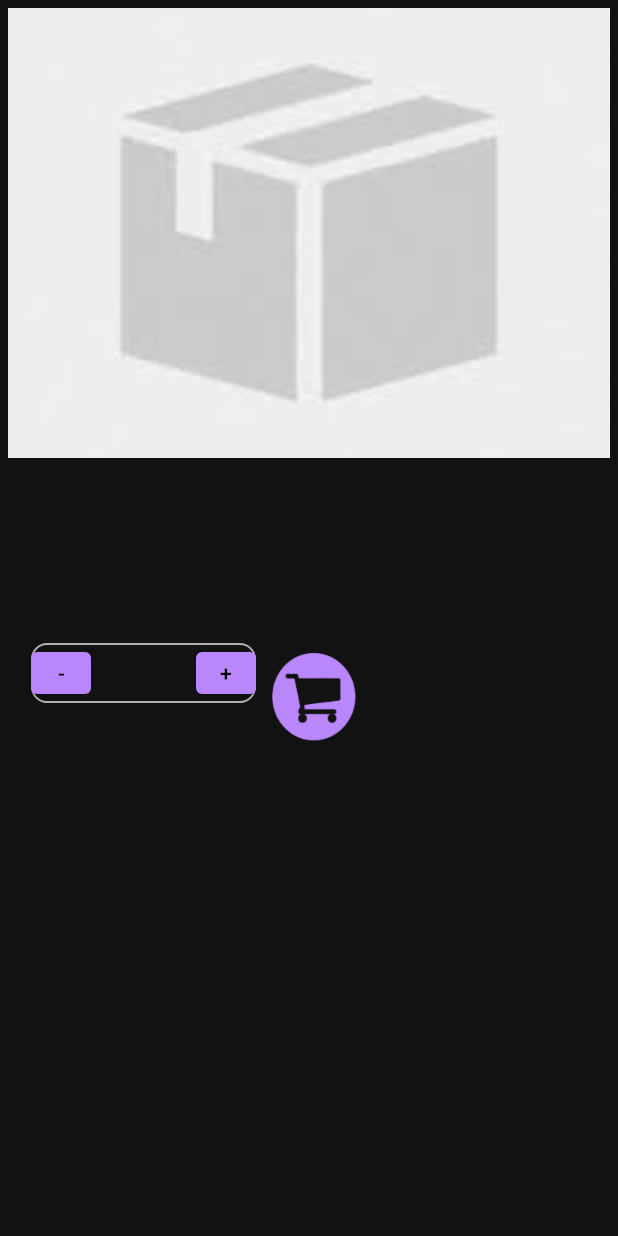
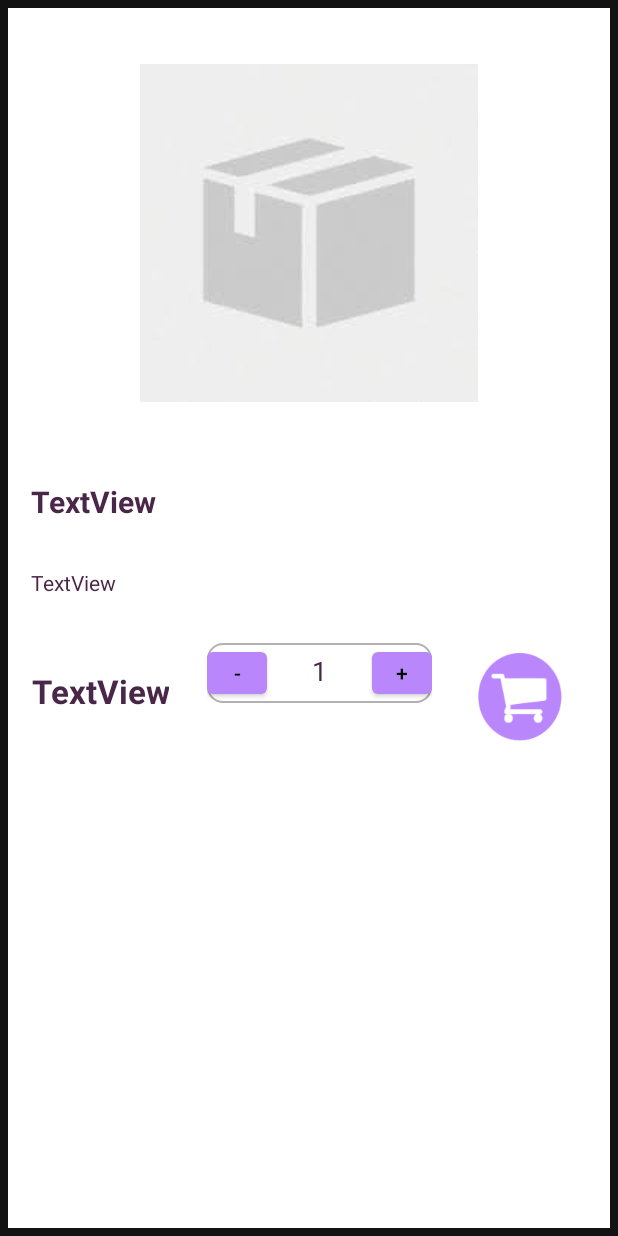
Before and after one commit to datbat001/GreenCo-Concurso, an Android app: the Verproducto screen opened directly, with no data from a screen before it, on a phone screen of 412 x 824 dp. Run offline under Robolectric (Android 15) with nearby library versions, the phone set to English and light mode, and no system bars; network calls fail; Roboto replaces fonts that are not available here.

```diff
--- a/GreenCo/app/src/main/java/com/itz/isc/greenco/Carrito/carrito.java
+++ b/GreenCo/app/src/main/java/com/itz/isc/greenco/Carrito/carrito.java
@@ -11,6 +11,6 @@ public class carrito extends AppCompatActivity {
     protected void onCreate(Bundle savedInstanceState) {
 
         super.onCreate(savedInstanceState);
-        setContentView(R.layout.activity_carrito);
+        setContentView(R.layout.activity_carrito2);
     }
 }
--- a/GreenCo/app/src/main/java/com/itz/isc/greenco/Verproducto.java
+++ b/GreenCo/app/src/main/java/com/itz/isc/greenco/Verproducto.java
@@ -13,7 +13,7 @@ public class Verproducto extends AppCompatActivity {
         super.onCreate(savedInstanceState);
         setContentView(R.layout.activity_verproducto);
 
-        String name = getIntent().getStringExtra("productName");
+        /*String name = getIntent().getStringExtra("productName");
         String productDesc = getIntent().getStringExtra("productName");
         String productPrice = getIntent().getStringExtra("productName");
         String imageProduct = getIntent().getStringExtra("productName");
@@ -26,6 +26,6 @@ public class Verproducto extends AppCompatActivity {
         nameProd.setText(name);
         descProd.setText(productDesc);
         precioProd.setText(productPrice);
-        imageProd.setImageResource(Integer.parseInt(imageProduct));
+        imageProd.setImageResource(Integer.parseInt(imageProduct));*/
     }
 }
--- a/GreenCo/app/src/main/res/layout/activity_verproducto.xml
+++ b/GreenCo/app/src/main/res/layout/activity_verproducto.xml
@@ -14,6 +14,7 @@
     <LinearLayout
         android:layout_width="match_parent"
         android:layout_height="match_parent"
+        android:background="@color/white"
         android:orientation="vertical">
 
         <com.google.android.material.appbar.AppBarLayout
@@ -21,6 +22,7 @@
             android:layout_width="match_parent"
 
             android:layout_height="300dp"
+            android:background="@color/white"
             android:fitsSystemWindows="true">
 
             <com.google.android.material.appbar.CollapsingToolbarLayout
@@ -34,10 +36,10 @@
 
                 <ImageView
                     android:id="@+id/img_prod"
-                    android:layout_width="match_parent"
-                    android:layout_height="match_parent"
-
-                    android:scaleType="centerCrop"
+                    android:layout_width="wrap_content"
+                    android:layout_height="wrap_content"
+                    android:layout_gravity="center"
+                    android:background="@color/white"
                     android:src="@drawable/descarga" />
 
                 <androidx.appcompat.widget.Toolbar
@@ -55,6 +57,7 @@
             android:layout_marginLeft="15dp"
             android:layout_marginTop="15dp"
             android:text="TextView"
+            android:textColor="#4A2748"
             android:textSize="20sp"
             android:textStyle="bold" />
 
@@ -65,7 +68,8 @@
             android:layout_margin="15dp"
             android:layout_marginLeft="15dp"
             android:layout_marginTop="15dp"
-            android:text="TextView" />
+            android:text="TextView"
+            android:textColor="#4A2748" />
 
         <LinearLayout
             android:layout_width="match_parent"
@@ -77,7 +81,10 @@
                 android:id="@+id/precProd"
                 android:layout_width="wrap_content"
                 android:layout_height="wrap_content"
+                android:gravity="center"
                 android:text="TextView"
+                android:layout_marginRight="25dp"
+                android:textColor="#4A2748"
                 android:textSize="22sp"
                 android:textStyle="bold" />
 
@@ -100,7 +107,10 @@
                     android:layout_height="wrap_content"
                     android:background="@null"
                     android:ems="10"
-                    android:inputType="number" />
+                    android:inputType="number"
+                    android:text="1"
+                    android:textAlignment="center"
+                    android:textColor="#4A2748" />
 
                 <Button
                     android:id="@+id/button2"
@@ -114,7 +124,7 @@
                 android:id="@+id/button5"
                 android:layout_width="70dp"
                 android:layout_height="70dp"
-                android:layout_marginLeft="5dp"
+                android:layout_marginLeft="25dp"
                 android:background="@drawable/carrito" />
         </LinearLayout>
 
```
Also changed, not shown: GreenCo/app/src/main/java/com/itz/isc/greenco/ListProducts/Adapter.java (+27 -18 lines), GreenCo/app/src/main/java/com/itz/isc/greenco/showProductos.java (+10 -2 lines), GreenCo/app/src/main/res/layout/activity_main.xml (+4 -5 lines).
